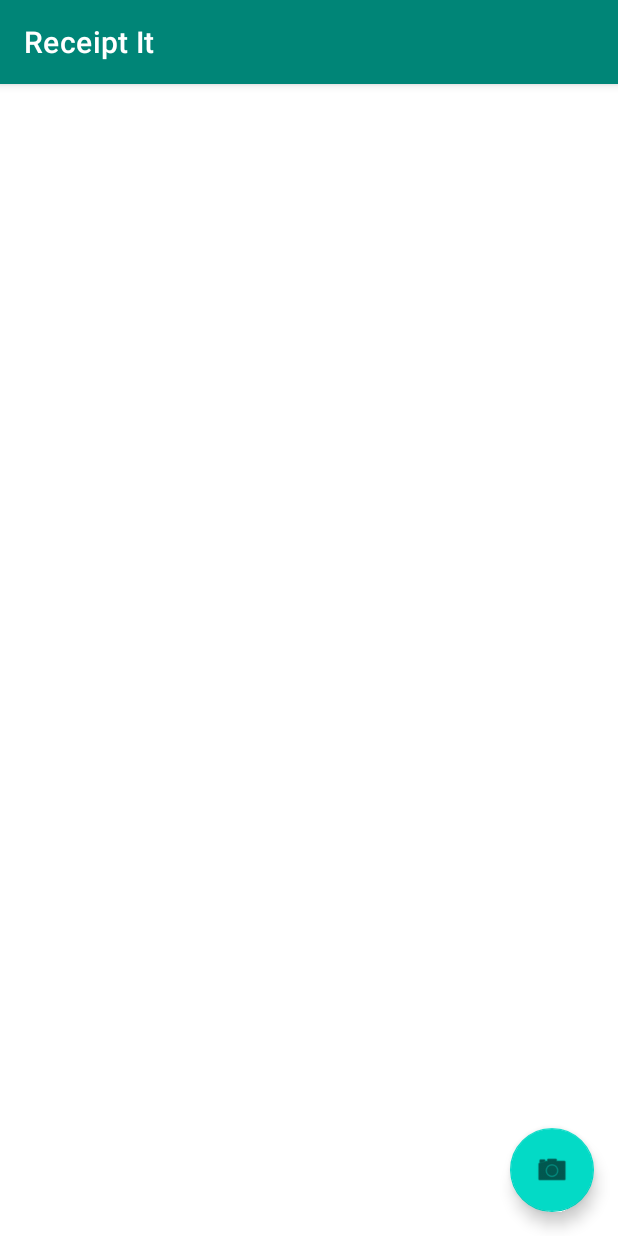
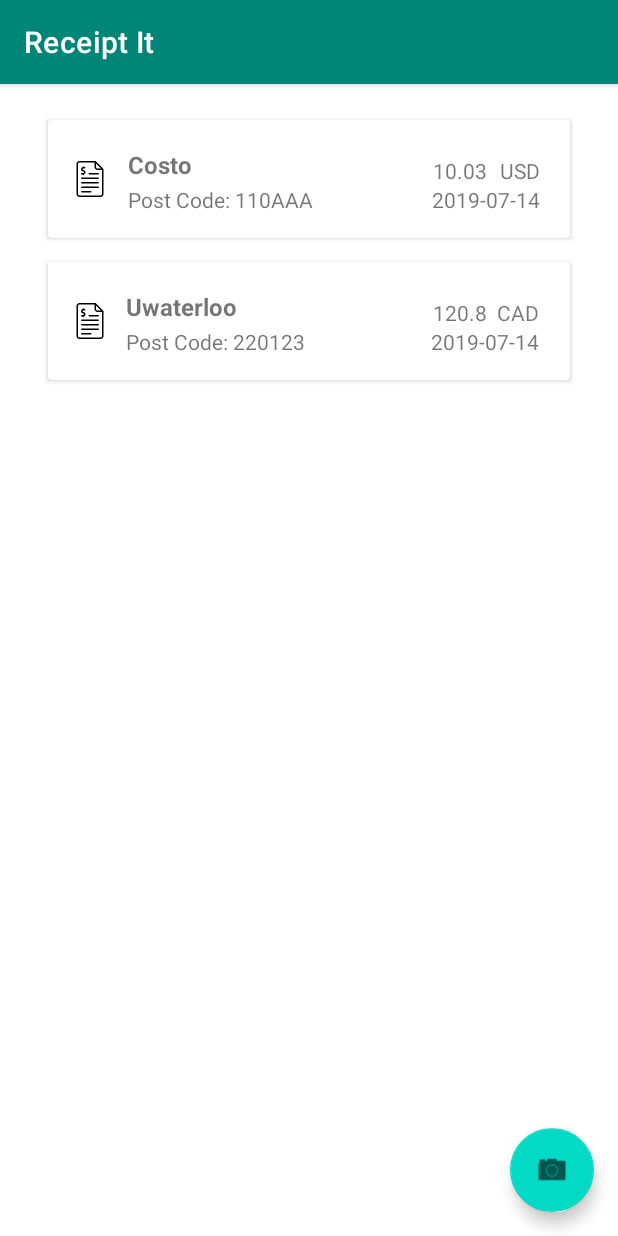
Before and after one commit to ReceiptIt/android-receipt-it, an Android app: the ReceiptListActivity screen opened directly, with no data from a screen before it, on a phone screen of 412 x 824 dp. Run offline under Robolectric (Android 15) with nearby library versions, the phone set to English and light mode, and no system bars.

Commit message:
add receipt list page with MVC

```diff
--- a/app/src/main/AndroidManifest.xml
+++ b/app/src/main/AndroidManifest.xml
@@ -9,6 +9,8 @@
             android:roundIcon="@mipmap/ic_launcher_round"
             android:supportsRtl="true"
             android:theme="@style/AppTheme">
+        <activity android:name=".receiptProductList.ReceiptProductListActivity">
+        </activity>
         <activity
                 android:name=".receiptList.ReceiptListActivity"
                 android:label="@string/title_activity_receipt_list"
--- /dev/null
+++ b/app/src/main/java/com/receiptit/cache/SharedPreferencesManager.kt
@@ -0,0 +1,9 @@
+package com.receiptit.cache
+
+import android.content.Context
+
+//TODO: how to use SharedPreferenfes in ViewModel
+class SharedPreferencesManager(context: Context) {
+    val PREF_FILENAME = "com.receiptit.prefs"
+    val prefs = context.getSharedPreferences(PREF_FILENAME, Context.MODE_PRIVATE)
+}
--- a/app/src/main/java/com/receiptit/login/LoginViewModel.kt
+++ b/app/src/main/java/com/receiptit/login/LoginViewModel.kt
@@ -26,13 +26,6 @@ class LoginViewModel : ViewModel() {
     private val mutableRememberMe = MutableLiveData<Boolean>().apply { value = false }
     val rememberMe = MediatorLiveData<Boolean>().apply {
         addSource(mutableRememberMe) { value ->
-            setValue(value)
-        }
-    }.also { it.observeForever { /* empty */ } }
-
-    private val mutableEnableLogin = MutableLiveData<String>().apply { value = "fuck" }
-    val enableLogin = MediatorLiveData<String>().apply {
-        addSource(mutableEnableLogin) { value ->
             setValue(value)
         }
     }.also { it.observeForever { /* empty */ } }
--- /dev/null
+++ b/app/src/main/java/com/receiptit/model/ReceiptListItem.kt
@@ -0,0 +1,8 @@
+package com.receiptit.model
+
+import java.util.*
+
+data class ReceiptListItem(var merchant:String, var postcode: String,
+                           var currency: Currency, var totalAmount: Double, var purchaseTime: Date) {
+
+}
--- a/app/src/main/java/com/receiptit/receiptList/ReceiptListActivity.kt
+++ b/app/src/main/java/com/receiptit/receiptList/ReceiptListActivity.kt
@@ -1,13 +1,19 @@
 package com.receiptit.receiptList
 
+import android.content.Intent
 import android.os.Bundle
-import com.google.android.material.snackbar.Snackbar
-import androidx.appcompat.app.AppCompatActivity;
+import androidx.appcompat.app.AppCompatActivity
+import androidx.recyclerview.widget.LinearLayoutManager
 import com.receiptit.R
+import com.receiptit.model.ReceiptListItem
+import com.receiptit.receiptProductList.ReceiptProductListActivity
 
 import kotlinx.android.synthetic.main.activity_receipt_list.*
+import kotlinx.android.synthetic.main.content_receipt_list.*
+import java.util.*
+import kotlin.collections.ArrayList
 
-class ReceiptListActivity : AppCompatActivity() {
+class ReceiptListActivity : AppCompatActivity(), ReceiptListRecyclerViewAdapter.onReceiptListItemClickListerner {
 
     override fun onCreate(savedInstanceState: Bundle?) {
         super.onCreate(savedInstanceState)
@@ -15,10 +21,26 @@ class ReceiptListActivity : AppCompatActivity() {
         setSupportActionBar(toolbar)
         title = getString(R.string.receipt_list_activity)
 
-        fab.setOnClickListener { view ->
-            Snackbar.make(view, "Replace with your own action", Snackbar.LENGTH_LONG)
-                .setAction("Action", null).show()
-        }
+//        fab.setOnClickListener { view ->
+//            Snackbar.make(view, "Replace with your own action", Snackbar.LENGTH_LONG)
+//                .setAction("Action", null).show()
+//        }
+
+        val recyclerView = rv_receipt_list
+        recyclerView.layoutManager = LinearLayoutManager(this)
+
+        //sample input
+        var list = ArrayList<ReceiptListItem>()
+        list.add(ReceiptListItem("Costo", "110AAA", Currency.getInstance("USD"), 10.03, Date()))
+        list.add(ReceiptListItem("Uwaterloo", "220123", Currency.getInstance("CAD"), 120.80, Date()))
+
+        val adapter = ReceiptListRecyclerViewAdapter(list, this)
+        recyclerView.adapter = adapter
+
+    }
+
+    override fun onReceiptListItemClick() {
+        startActivity(Intent(this, ReceiptProductListActivity::class.java))
     }
 
 }
--- /dev/null
+++ b/app/src/main/java/com/receiptit/receiptList/ReceiptListRecyclerViewAdapter.kt
@@ -0,0 +1,59 @@
+package com.receiptit.receiptList
+
+import android.view.LayoutInflater
+import android.view.View
+import android.view.ViewGroup
+import android.widget.TextView
+import androidx.recyclerview.widget.RecyclerView
+import com.receiptit.R
+import com.receiptit.model.ReceiptListItem
+import java.text.SimpleDateFormat
+
+class ReceiptListRecyclerViewAdapter(private val list: List<ReceiptListItem>, private var mOnReceiptListItemClickListener: onReceiptListItemClickListerner): RecyclerView.Adapter<ReceiptListRecyclerViewAdapter.ReceiptListItemViewHolder>()  {
+
+    interface onReceiptListItemClickListerner{
+        fun onReceiptListItemClick()
+    }
+
+//    private var mOnReceiptListItemClickListener: onReceiptListItemClickListerner? = null
+
+    override fun onCreateViewHolder(parent: ViewGroup, viewType: Int): ReceiptListItemViewHolder {
+        return ReceiptListItemViewHolder(LayoutInflater.from(parent.context).inflate(R.layout.receipt_list_item, parent, false), mOnReceiptListItemClickListener)
+    }
+
+    override fun getItemCount(): Int {
+        return list.size
+    }
+
+    override fun onBindViewHolder(holder: ReceiptListItemViewHolder, position: Int) {
+        val text: ReceiptListItem = list[position]
+        holder.bind(text)
+    }
+
+    class ReceiptListItemViewHolder(itemView: View, listener: onReceiptListItemClickListerner) : RecyclerView.ViewHolder(itemView) {
+        private val tvReceiptName: TextView = itemView.findViewById(R.id.tv_receipt_list_item_merchant)
+        private val tvReceiptPostcode: TextView = itemView.findViewById(R.id.tv_receipt_list_item_postcode)
+        private val tvReceiptTotalAmount: TextView = itemView.findViewById(R.id.tv_receipt_list_item_total_amount)
+        private var tvReceiptCurrency: TextView = itemView.findViewById(R.id.tv_receipt_list_item_currency_code)
+        private var tvReceiptPurchasedDate: TextView = itemView.findViewById(R.id.tv_receipt_list_item_purchased_date)
+
+        init {
+            itemView.setOnClickListener {
+                listener.onReceiptListItemClick()
+            }
+        }
+
+        fun bind(item: ReceiptListItem) {
+            tvReceiptName.text = item.merchant
+            tvReceiptPostcode.text = "Post Code: " + item.postcode
+            tvReceiptTotalAmount.text = item.totalAmount.toString()
+            tvReceiptCurrency.text = item.currency.currencyCode
+
+            val pattern = "yyyy-MM-dd"
+            val formatter = SimpleDateFormat(pattern)
+            val purchasedDate = formatter.format(item.purchaseTime)
+            tvReceiptPurchasedDate.text = purchasedDate
+        }
+    }
+
+}
--- /dev/null
+++ b/app/src/main/java/com/receiptit/receiptList/ReceiptListViewModel.kt
@@ -0,0 +1 @@
+package com.receiptit.receiptList
--- /dev/null
+++ b/app/src/main/java/com/receiptit/receiptProductList/ReceiptProductListActivity.kt
@@ -0,0 +1,13 @@
+package com.receiptit.receiptProductList
+
+import androidx.appcompat.app.AppCompatActivity
+import android.os.Bundle
+import com.receiptit.R
+
+class ReceiptProductListActivity : AppCompatActivity() {
+
+    override fun onCreate(savedInstanceState: Bundle?) {
+        super.onCreate(savedInstanceState)
+        setContentView(R.layout.activity_receipt_product_list)
+    }
+}
--- /dev/null
+++ b/app/src/main/res/drawable/ic_receipt_list_item.xml
@@ -0,0 +1,10 @@
+<vector android:height="24dp" android:viewportHeight="512"
+    android:viewportWidth="512" android:width="24dp" xmlns:android="http://schemas.android.com/apk/res/android">
+    <path android:fillColor="#FF000000" android:pathData="M444.875,109.792L338.208,3.125c-2,-2 -4.708,-3.125 -7.542,-3.125h-224C83.146,0 64,19.135 64,42.667v426.667C64,492.865 83.146,512 106.667,512h298.667C428.854,512 448,492.865 448,469.333v-352C448,114.5 446.875,111.792 444.875,109.792zM341.333,36.417l70.25,70.25h-48.917c-11.771,0 -21.333,-9.573 -21.333,-21.333V36.417zM426.667,469.333c0,11.76 -9.563,21.333 -21.333,21.333H106.667c-11.771,0 -21.333,-9.573 -21.333,-21.333V42.667c0,-11.76 9.563,-21.333 21.333,-21.333H320v64C320,108.865 339.146,128 362.667,128h64V469.333z"/>
+    <path android:fillColor="#FF000000" android:pathData="M373.333,298.667H138.667c-5.896,0 -10.667,4.771 -10.667,10.667c0,5.896 4.771,10.667 10.667,10.667h234.667c5.896,0 10.667,-4.771 10.667,-10.667C384,303.438 379.229,298.667 373.333,298.667z"/>
+    <path android:fillColor="#FF000000" android:pathData="M373.333,234.667H138.667c-5.896,0 -10.667,4.771 -10.667,10.667c0,5.896 4.771,10.667 10.667,10.667h234.667c5.896,0 10.667,-4.771 10.667,-10.667C384,239.438 379.229,234.667 373.333,234.667z"/>
+    <path android:fillColor="#FF000000" android:pathData="M373.333,362.667H138.667c-5.896,0 -10.667,4.771 -10.667,10.667c0,5.896 4.771,10.667 10.667,10.667h234.667c5.896,0 10.667,-4.771 10.667,-10.667C384,367.438 379.229,362.667 373.333,362.667z"/>
+    <path android:fillColor="#FF000000" android:pathData="M266.667,426.667h-128c-5.896,0 -10.667,4.771 -10.667,10.667c0,5.896 4.771,10.667 10.667,10.667h128c5.896,0 10.667,-4.771 10.667,-10.667C277.333,431.438 272.563,426.667 266.667,426.667z"/>
+    <path android:fillColor="#FF000000" android:pathData="M234.667,181.333c0,5.896 4.771,10.667 10.667,10.667h128c5.896,0 10.667,-4.771 10.667,-10.667c0,-5.896 -4.771,-10.667 -10.667,-10.667h-128C239.438,170.667 234.667,175.438 234.667,181.333z"/>
+    <path android:fillColor="#FF000000" android:pathData="M160,170.667h-21.333c-5.896,0 -10.667,4.771 -10.667,10.667c0,5.896 4.771,10.667 10.667,10.667h10.667c0,5.896 4.771,10.667 10.667,10.667s10.667,-4.771 10.667,-10.667v-1.965C183.056,185.617 192,173.888 192,160c0,-17.646 -14.354,-32 -32,-32c-5.875,0 -10.667,-4.781 -10.667,-10.667c0,-5.885 4.792,-10.667 10.667,-10.667h21.333c5.896,0 10.667,-4.771 10.667,-10.667s-4.771,-10.667 -10.667,-10.667h-10.667c0,-5.896 -4.771,-10.667 -10.667,-10.667s-10.667,4.771 -10.667,10.667v1.965C136.944,91.716 128,103.445 128,117.333c0,17.646 14.354,32 32,32c5.875,0 10.667,4.781 10.667,10.667S165.875,170.667 160,170.667z"/>
+</vector>
--- /dev/null
+++ b/app/src/main/res/layout/activity_receipt_product_list.xml
@@ -0,0 +1,10 @@
+<?xml version="1.0" encoding="utf-8"?>
+<androidx.constraintlayout.widget.ConstraintLayout
+        xmlns:android="http://schemas.android.com/apk/res/android"
+        xmlns:tools="http://schemas.android.com/tools"
+        xmlns:app="http://schemas.android.com/apk/res-auto"
+        android:layout_width="match_parent"
+        android:layout_height="match_parent"
+        tools:context=".receiptProductList.ReceiptProductListActivity">
+
+</androidx.constraintlayout.widget.ConstraintLayout>
--- a/app/src/main/res/layout/content_receipt_list.xml
+++ b/app/src/main/res/layout/content_receipt_list.xml
@@ -9,4 +9,19 @@
         tools:showIn="@layout/activity_receipt_list"
         tools:context=".receiptList.ReceiptListActivity">
 
+    <androidx.recyclerview.widget.RecyclerView
+            android:layout_width="match_parent"
+            android:layout_height="match_parent"
+            android:id="@+id/rv_receipt_list"
+            android:layout_marginStart="@dimen/margin_small"
+            android:layout_marginEnd="@dimen/margin_small"
+            android:layout_marginTop="@dimen/margin_small"
+            android:layout_marginBottom="@dimen/margin_small"
+            app:layout_constraintTop_toTopOf="parent"
+            app:layout_constraintLeft_toLeftOf="parent"
+            app:layout_constraintRight_toRightOf="parent">
+    </androidx.recyclerview.widget.RecyclerView>
+
+
+
 </androidx.constraintlayout.widget.ConstraintLayout>
--- /dev/null
+++ b/app/src/main/res/layout/receipt_list_item.xml
@@ -0,0 +1,82 @@
+<?xml version="1.0" encoding="utf-8"?>
+<androidx.cardview.widget.CardView
+        xmlns:android="http://schemas.android.com/apk/res/android"
+        xmlns:app="http://schemas.android.com/apk/res-auto"
+        xmlns:tools="http://schemas.android.com/tools"
+        android:orientation="vertical"
+        android:layout_width="match_parent"
+        android:layout_height="wrap_content"
+        android:layout_marginTop="@dimen/margin_tiny"
+        android:layout_marginStart="@dimen/margin_small"
+        android:layout_marginEnd="@dimen/margin_small"
+        android:layout_marginBottom="@dimen/margin_tiny">
+
+    <androidx.constraintlayout.widget.ConstraintLayout
+            android:layout_width="match_parent"
+            android:layout_height="match_parent"
+            android:layout_marginTop="@dimen/margin_small"
+            android:layout_marginBottom="@dimen/margin_small">
+
+        <ImageView android:layout_width="wrap_content"
+                   android:layout_height="wrap_content"
+                   android:id="@+id/iv_receipt_list_item_receipt_icon"
+                   app:layout_constraintLeft_toLeftOf="parent"
+                   app:layout_constraintRight_toRightOf="parent"
+                   app:layout_constraintHorizontal_bias="0.05"
+                   app:layout_constraintTop_toTopOf="parent"
+                   app:layout_constraintBottom_toBottomOf="parent"
+                   android:src="@drawable/ic_receipt_list_item"/>
+
+        <TextView android:layout_width="wrap_content"
+                  android:layout_height="wrap_content"
+                  app:layout_constraintLeft_toRightOf="@id/iv_receipt_list_item_receipt_icon"
+                  app:layout_constraintRight_toRightOf="parent"
+                  app:layout_constraintHorizontal_bias="0.05"
+                  app:layout_constraintTop_toTopOf="parent"
+                  app:layout_constraintBottom_toTopOf="@id/tv_receipt_list_item_postcode"
+                  android:id="@+id/tv_receipt_list_item_merchant"
+                  android:textSize="16sp"
+                  android:textStyle="bold"
+                  tools:text="Test"/>
+
+        <TextView android:layout_width="wrap_content"
+                  android:layout_height="wrap_content"
+                  android:id="@+id/tv_receipt_list_item_postcode"
+                  app:layout_constraintLeft_toLeftOf="@+id/tv_receipt_list_item_merchant"
+                  app:layout_constraintTop_toTopOf="@id/tv_receipt_list_item_purchased_date"
+                  tools:text="test"/>
+
+        <TextView android:layout_width="wrap_content"
+                  android:layout_height="wrap_content"
+                  android:id="@+id/tv_receipt_list_item_total_amount"
+                  app:layout_constraintLeft_toRightOf="@id/tv_receipt_list_item_merchant"
+                  app:layout_constraintRight_toLeftOf="@id/tv_receipt_list_item_currency_code"
+                  app:layout_constraintHorizontal_bias="0.95"
+                  app:layout_constraintTop_toTopOf="parent"
+                  app:layout_constraintBottom_toBottomOf="parent"
+                  app:layout_constraintVertical_bias="0.3"
+                  tools:text="test"/>
+
+        <TextView android:layout_width="wrap_content"
+                  android:layout_height="wrap_content"
+                  android:id="@+id/tv_receipt_list_item_currency_code"
+                  app:layout_constraintTop_toTopOf="@id/tv_receipt_list_item_total_amount"
+                  app:layout_constraintRight_toRightOf="@id/tv_receipt_list_item_purchased_date"
+                  app:layout_constraintHorizontal_bias="0.1"
+                  tools:text="test"/>
+
+        <TextView android:layout_width="wrap_content"
+                  android:layout_height="wrap_content"
+                  android:id="@+id/tv_receipt_list_item_purchased_date"
+                  app:layout_constraintTop_toBottomOf="@id/tv_receipt_list_item_total_amount"
+                  app:layout_constraintBottom_toBottomOf="parent"
+                  app:layout_constraintVertical_bias="0.1"
+                  app:layout_constraintLeft_toRightOf="@id/tv_receipt_list_item_postcode"
+                  app:layout_constraintRight_toRightOf="parent"
+                  app:layout_constraintHorizontal_bias="0.8"
+                  tools:text="test"/>
+
+
+    </androidx.constraintlayout.widget.ConstraintLayout>
+
+</androidx.cardview.widget.CardView>
```
